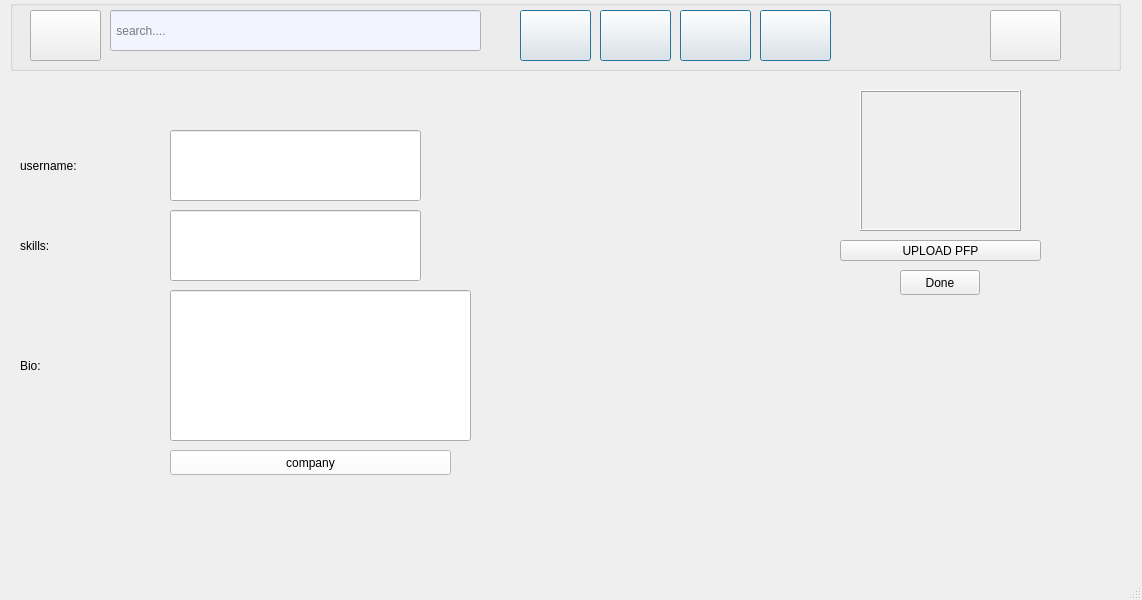
The window that work-main/work-main/work-main (1)/work-main/work-main/work-main/MainProjectPhase1-master/MainProjectPhase1-main/mepage.ui (f8477/work) describes before a commit, drawn with Qt 5.
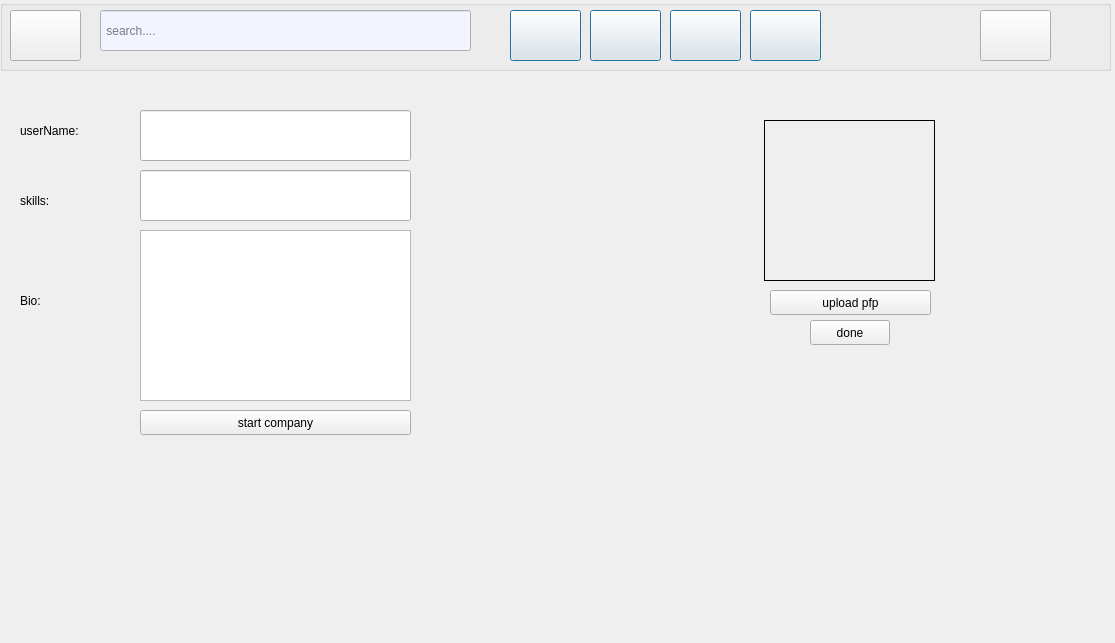
The same window after the commit. Icons and pictures are not drawn.

Diff of the .ui file:
```diff
--- a/work-main/work-main/work-main (1)/work-main/work-main/work-main/MainProjectPhase1-master/MainProjectPhase1-main/mepage.ui
+++ b/work-main/work-main/work-main (1)/work-main/work-main/work-main/MainProjectPhase1-master/MainProjectPhase1-main/mepage.ui
@@ -1,167 +1,22 @@
 <?xml version="1.0" encoding="UTF-8"?>
 <ui version="4.0">
- <class>mepage</class>
- <widget class="QMainWindow" name="mepage">
+ <class>MePage</class>
+ <widget class="QWidget" name="MePage">
   <property name="geometry">
    <rect>
     <x>0</x>
     <y>0</y>
-    <width>1142</width>
-    <height>600</height>
+    <width>1115</width>
+    <height>643</height>
    </rect>
   </property>
   <property name="windowTitle">
    <string>MainWindow</string>
   </property>
-  <widget class="QWidget" name="centralwidget">
-   <widget class="QLineEdit" name="usernameLine">
-    <property name="geometry">
-     <rect>
-      <x>170</x>
-      <y>210</y>
-      <width>251</width>
-      <height>71</height>
-     </rect>
-    </property>
-    <property name="frame">
-     <bool>true</bool>
-    </property>
-   </widget>
-   <widget class="QLineEdit" name="skillLine">
-    <property name="geometry">
-     <rect>
-      <x>170</x>
-      <y>130</y>
-      <width>251</width>
-      <height>71</height>
-     </rect>
-    </property>
-   </widget>
-   <widget class="QPushButton" name="uploadPushButton">
-    <property name="geometry">
-     <rect>
-      <x>840</x>
-      <y>240</y>
-      <width>201</width>
-      <height>21</height>
-     </rect>
-    </property>
-    <property name="text">
-     <string>UPLOAD PFP</string>
-    </property>
-   </widget>
-   <widget class="QPushButton" name="donePushButton">
-    <property name="geometry">
-     <rect>
-      <x>900</x>
-      <y>270</y>
-      <width>80</width>
-      <height>25</height>
-     </rect>
-    </property>
-    <property name="text">
-     <string>Done</string>
-    </property>
-   </widget>
-   <widget class="QLineEdit" name="skillLine_2">
-    <property name="geometry">
-     <rect>
-      <x>170</x>
-      <y>290</y>
-      <width>301</width>
-      <height>151</height>
-     </rect>
-    </property>
-   </widget>
-   <widget class="QLabel" name="usernameLabel">
-    <property name="geometry">
-     <rect>
-      <x>20</x>
-      <y>140</y>
-      <width>141</width>
-      <height>51</height>
-     </rect>
-    </property>
-    <property name="styleSheet">
-     <string notr="true">font: 18pt &quot;MS Shell Dlg 2&quot;;
-color: rgb(0, 0, 0);</string>
-    </property>
-    <property name="text">
-     <string>username:</string>
-    </property>
-   </widget>
-   <widget class="QLabel" name="skillsLabel">
-    <property name="geometry">
-     <rect>
-      <x>20</x>
-      <y>220</y>
-      <width>111</width>
-      <height>51</height>
-     </rect>
-    </property>
-    <property name="styleSheet">
-     <string notr="true">font: 18pt &quot;MS Shell Dlg 2&quot;;
-color: rgb(0, 0, 0);</string>
-    </property>
-    <property name="text">
-     <string>skills:</string>
-    </property>
-   </widget>
-   <widget class="QLabel" name="label">
-    <property name="geometry">
-     <rect>
-      <x>20</x>
-      <y>340</y>
-      <width>81</width>
-      <height>51</height>
-     </rect>
-    </property>
-    <property name="styleSheet">
-     <string notr="true">font: 18pt &quot;MS Shell Dlg 2&quot;;
-color: rgb(0, 0, 0);</string>
-    </property>
-    <property name="text">
-     <string>Bio:</string>
-    </property>
-   </widget>
-   <widget class="QPushButton" name="pushButton">
-    <property name="geometry">
-     <rect>
-      <x>170</x>
-      <y>450</y>
-      <width>281</width>
-      <height>25</height>
-     </rect>
-    </property>
-    <property name="styleSheet">
-     <string notr="true">font: 10pt &quot;MS Shell Dlg 2&quot;;
-background-color: rgb(255, 255, 255);
-color: rgb(0, 0, 0);</string>
-    </property>
-    <property name="text">
-     <string>company</string>
-    </property>
-   </widget>
-   <widget class="QFrame" name="profilePic">
-    <property name="geometry">
-     <rect>
-      <x>860</x>
-      <y>90</y>
-      <width>161</width>
-      <height>141</height>
-     </rect>
-    </property>
-    <property name="frameShape">
-     <enum>QFrame::Box</enum>
-    </property>
-    <property name="frameShadow">
-     <enum>QFrame::Raised</enum>
-    </property>
-   </widget>
    <widget class="QGroupBox" name="groupBox">
     <property name="geometry">
      <rect>
-      <x>10</x>
+     <x>0</x>
       <y>0</y>
       <width>1111</width>
       <height>71</height>
@@ -170,10 +25,10 @@
     <property name="title">
      <string/>
     </property>
-    <widget class="QPushButton" name="pushButton_2">
+   <widget class="QPushButton" name="pushButton">
      <property name="geometry">
       <rect>
-       <x>20</x>
+      <x>10</x>
        <y>10</y>
        <width>71</width>
        <height>51</height>
@@ -301,8 +156,142 @@
      </property>
     </widget>
    </widget>
+  <widget class="QLineEdit" name="lineEditUsername">
+   <property name="geometry">
+    <rect>
+     <x>140</x>
+     <y>110</y>
+     <width>271</width>
+     <height>51</height>
+    </rect>
+   </property>
   </widget>
-  <widget class="QStatusBar" name="statusbar"/>
+  <widget class="QLineEdit" name="lineEditSkills">
+   <property name="geometry">
+    <rect>
+     <x>140</x>
+     <y>170</y>
+     <width>271</width>
+     <height>51</height>
+    </rect>
+   </property>
+  </widget>
+  <widget class="QLabel" name="usernameLabel">
+   <property name="geometry">
+    <rect>
+     <x>20</x>
+     <y>110</y>
+     <width>111</width>
+     <height>41</height>
+    </rect>
+   </property>
+   <property name="styleSheet">
+    <string notr="true">color: rgb(0, 0, 0);
+font: 14pt &quot;MS Shell Dlg 2&quot;;</string>
+   </property>
+   <property name="text">
+    <string>userName:</string>
+   </property>
+  </widget>
+  <widget class="QLabel" name="skillLine">
+   <property name="geometry">
+    <rect>
+     <x>20</x>
+     <y>180</y>
+     <width>111</width>
+     <height>41</height>
+    </rect>
+   </property>
+   <property name="styleSheet">
+    <string notr="true">color: rgb(0, 0, 0);
+font: 14pt &quot;MS Shell Dlg 2&quot;;</string>
+   </property>
+   <property name="text">
+    <string>skills:</string>
+   </property>
+  </widget>
+  <widget class="QLabel" name="labelBio">
+   <property name="geometry">
+    <rect>
+     <x>20</x>
+     <y>280</y>
+     <width>111</width>
+     <height>41</height>
+    </rect>
+   </property>
+   <property name="styleSheet">
+    <string notr="true">color: rgb(0, 0, 0);
+font: 14pt &quot;MS Shell Dlg 2&quot;;</string>
+   </property>
+   <property name="text">
+    <string>Bio:</string>
+   </property>
+  </widget>
+  <widget class="QTextEdit" name="textEditBio">
+   <property name="geometry">
+    <rect>
+     <x>140</x>
+     <y>230</y>
+     <width>271</width>
+     <height>171</height>
+    </rect>
+   </property>
+  </widget>
+  <widget class="QPushButton" name="companPushButton">
+   <property name="geometry">
+    <rect>
+     <x>140</x>
+     <y>410</y>
+     <width>271</width>
+     <height>25</height>
+    </rect>
+   </property>
+   <property name="text">
+    <string>start company</string>
+   </property>
+  </widget>
+  <widget class="QLabel" name="labelProfilePicture">
+   <property name="geometry">
+    <rect>
+     <x>764</x>
+     <y>120</y>
+     <width>171</width>
+     <height>161</height>
+    </rect>
+   </property>
+   <property name="frameShape">
+    <enum>QFrame::Box</enum>
+   </property>
+   <property name="text">
+    <string/>
+   </property>
+  </widget>
+  <widget class="QPushButton" name="uploadButton">
+   <property name="geometry">
+    <rect>
+     <x>770</x>
+     <y>290</y>
+     <width>161</width>
+     <height>25</height>
+    </rect>
+   </property>
+   <property name="text">
+    <string>upload pfp</string>
+   </property>
+  </widget>
+  <widget class="QPushButton" name="okButton">
+   <property name="geometry">
+    <rect>
+     <x>810</x>
+     <y>320</y>
+     <width>80</width>
+     <height>25</height>
+    </rect>
+   </property>
+   <property name="text">
+    <string>done</string>
+   </property>
+  </widget>
  </widget>
  <resources/>
  <connections/>
```
Left out of the diff: 2 changed lines with no effect on the pictures. Lines whose indentation alone changed are shown as unchanged.
